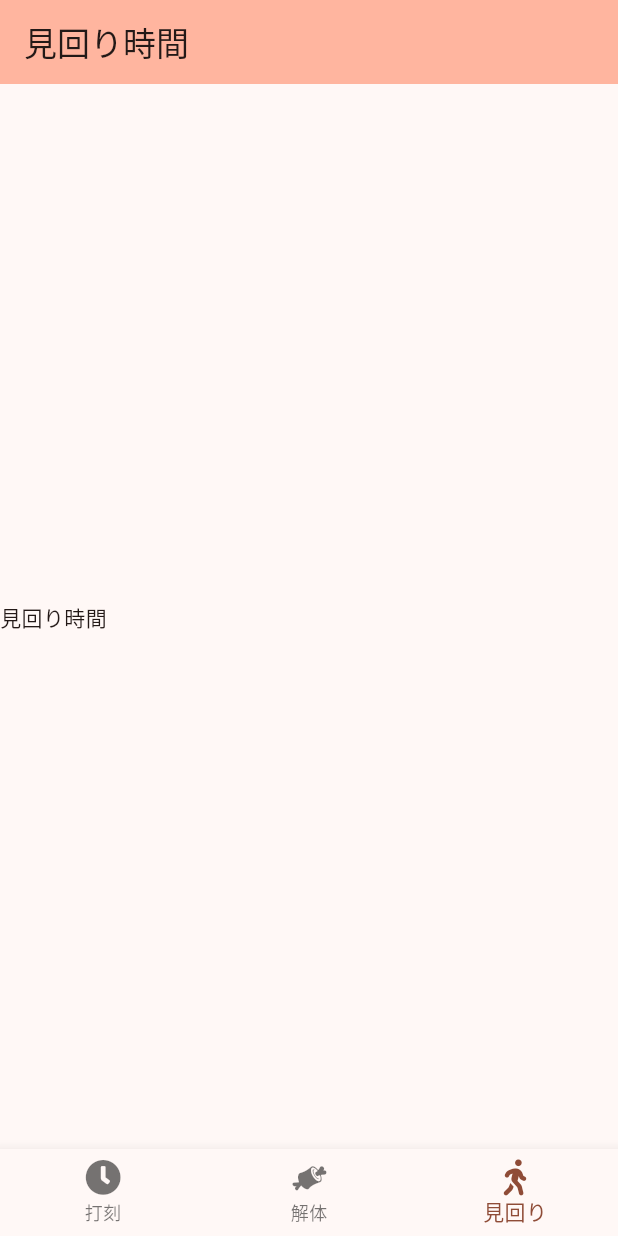
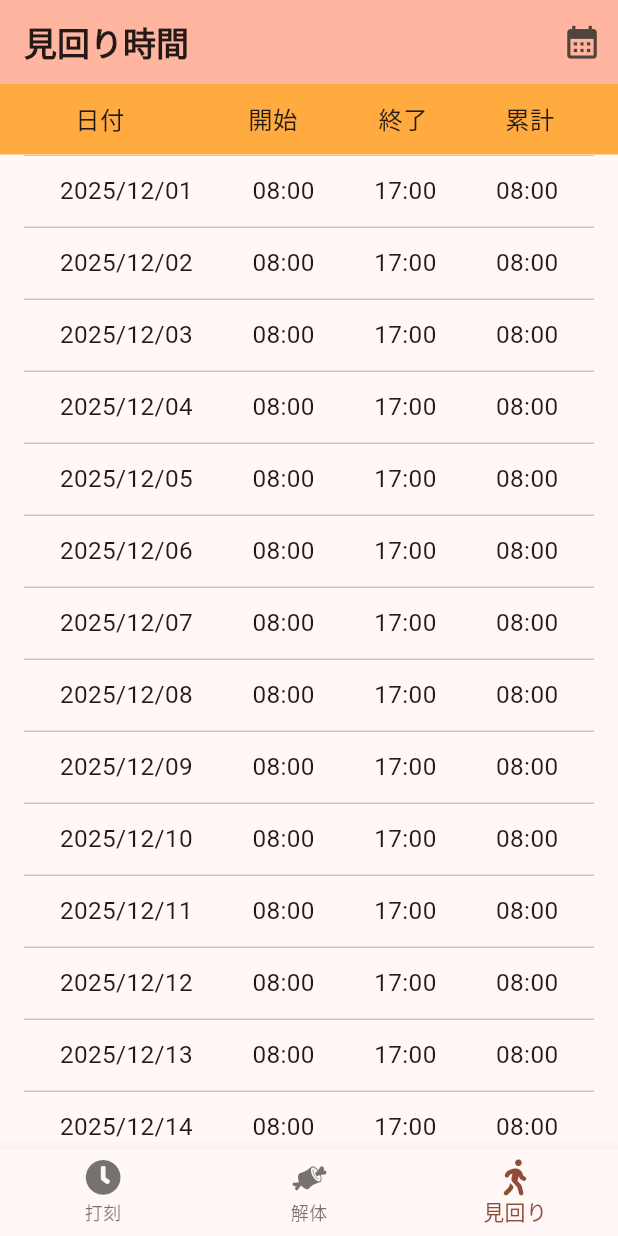
Before and after one commit to tas5521/boar_time, a Flutter app: the screen it shows after launch, item 3 of the bottom bar chosen, on a phone screen of 412 x 824 dp. Run offline on Flutter 3.47's test engine with Material 3 defaults, Android fonts, the phone set to English and light mode, and no system bars; our stand-ins replace flutter_hooks, flutter_screenutil, hooks_riverpod.

Commit message:
見回り画面作成

```diff
--- a/lib/view/patrol_time/patrol_time_view.dart
+++ b/lib/view/patrol_time/patrol_time_view.dart
@@ -1,19 +1,101 @@
+import 'package:boar_time/view/view_parts/show_year_month_picker.dart';
 import 'package:flutter/material.dart';
+import 'package:flutter_hooks/flutter_hooks.dart';
+import 'package:flutter_screenutil/flutter_screenutil.dart';
 import 'package:hooks_riverpod/hooks_riverpod.dart';
+import 'package:intl/intl.dart';
 
 class PatrolTimeView extends HookConsumerWidget {
   const PatrolTimeView({super.key});
 
   @override
   Widget build(BuildContext context, WidgetRef ref) {
+    final now = DateTime.now();
+    final year = useState(now.year);
+    final month = useState(now.month);
+
+    // 月末の日数を取得
+    final int lastDay = DateTime(year.value, month.value + 1, 0).day;
     return Scaffold(
       appBar: AppBar(
+        actions: [
+          showYearMonthPickerButton(
+            context,
+            onPressed: () async {
+              final now = DateTime.now();
+              final result = await showYearMonthPicker(
+                context,
+                now.year,
+                now.month,
+              );
+              if (result != null) {
+                year.value = result['year']!;
+                month.value = result['month']!;
+              }
+            },
+          ),
+        ],
         backgroundColor: Theme.of(context).colorScheme.inversePrimary,
-        title: Text('見回り時間'),
+        title: Text('見回り時間', style: TextStyle(fontWeight: FontWeight.bold)),
       ),
-      body: Column(
-        mainAxisAlignment: MainAxisAlignment.center,
-        children: [Text('見回り時間')],
+      body: Center(
+        child: Column(
+          children: [
+            Container(
+              padding: EdgeInsets.fromLTRB(50.0, 12.0, 12.0, 12.0),
+              color: Colors.orangeAccent,
+              child: Row(
+                children: [
+                  Text('日付', style: TextStyle(fontSize: 16.sp)),
+                  SizedBox(width: 75.w),
+                  Text('開始', style: TextStyle(fontSize: 16.sp)),
+                  SizedBox(width: 49.w),
+                  Text('終了', style: TextStyle(fontSize: 16.sp)),
+                  SizedBox(width: 47.w),
+                  Text('累計', style: TextStyle(fontSize: 16.sp)),
+                ],
+              ),
+            ),
+            Expanded(
+              child: SingleChildScrollView(
+                child: DataTable(
+                  headingRowHeight: 0,
+                  columnSpacing: 36.w,
+                  columns: const [
+                    DataColumn(label: SizedBox()),
+                    DataColumn(label: SizedBox()),
+                    DataColumn(label: SizedBox()),
+                    DataColumn(label: SizedBox()),
+                  ],
+                  rows: List.generate(lastDay, (i) {
+                    final day = i + 1;
+                    final date = DateTime(year.value, month.value, day);
+                    final formattedDate = DateFormat('yyyy/MM/dd').format(date);
+                    return DataRow(
+                      cells: [
+                        DataCell(
+                          Text(
+                            formattedDate,
+                            style: TextStyle(fontSize: 16.sp),
+                          ),
+                        ),
+                        DataCell(
+                          Text('08:00', style: TextStyle(fontSize: 16.sp)),
+                        ),
+                        DataCell(
+                          Text('17:00', style: TextStyle(fontSize: 16.sp)),
+                        ),
+                        DataCell(
+                          Text('08:00', style: TextStyle(fontSize: 16.sp)),
+                        ),
+                      ],
+                    );
+                  }),
+                ),
+              ),
+            ),
+          ],
+        ),
       ),
     );
   }
```
